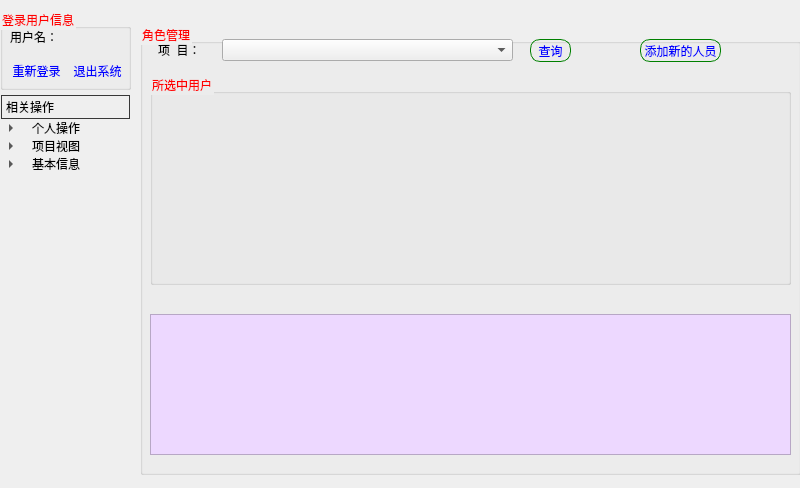
First picture: the form in SoftwareProManagement/mainwindow.ui, repository crawler-john/graduationProject, before the edit.
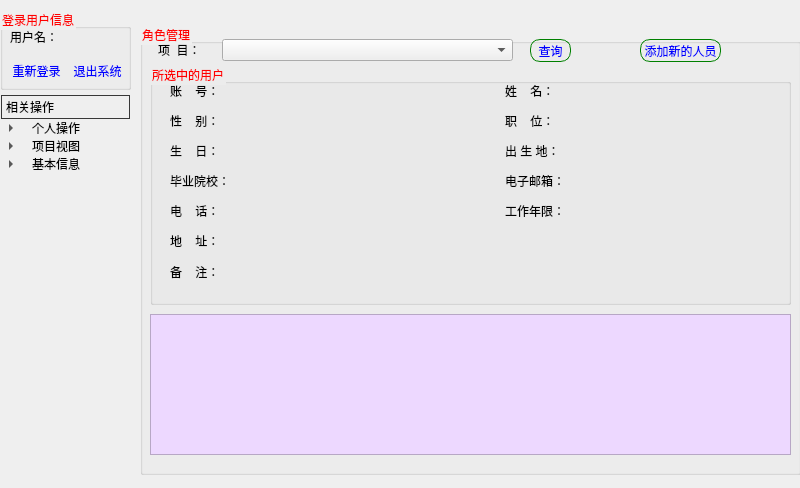
Second picture: the form after the edit. The open tabs and pages were chosen to show the change. Icons and pictures are not drawn.

```diff
--- a/SoftwareProManagement/mainwindow.ui
+++ b/SoftwareProManagement/mainwindow.ui
@@ -4793,45 +4793,6 @@
         </rect>
        </property>
       </widget>
-      <widget class="QGroupBox" name="groupBox_26">
-       <property name="geometry">
-        <rect>
-         <x>10</x>
-         <y>50</y>
-         <width>641</width>
-         <height>211</height>
-        </rect>
-       </property>
-       <property name="title">
-        <string>所选中用户</string>
-       </property>
-       <widget class="QLabel" name="MonthlyName_7">
-        <property name="geometry">
-         <rect>
-          <x>63</x>
-          <y>19</y>
-          <width>81</width>
-          <height>20</height>
-         </rect>
-        </property>
-        <property name="text">
-         <string/>
-        </property>
-       </widget>
-       <widget class="QLabel" name="MonthlyDate_7">
-        <property name="geometry">
-         <rect>
-          <x>213</x>
-          <y>18</y>
-          <width>91</width>
-          <height>20</height>
-         </rect>
-        </property>
-        <property name="text">
-         <string/>
-        </property>
-       </widget>
-      </widget>
       <widget class="QComboBox" name="comboBox_21">
        <property name="geometry">
         <rect>
@@ -4858,6 +4819,415 @@
         <string>项  目：</string>
        </property>
       </widget>
+      <widget class="QGroupBox" name="groupBox_30">
+       <property name="geometry">
+        <rect>
+         <x>10</x>
+         <y>40</y>
+         <width>641</width>
+         <height>241</height>
+        </rect>
+       </property>
+       <property name="title">
+        <string>所选中的用户</string>
+       </property>
+       <widget class="QLabel" name="label_144">
+        <property name="geometry">
+         <rect>
+          <x>20</x>
+          <y>49</y>
+          <width>71</width>
+          <height>16</height>
+         </rect>
+        </property>
+        <property name="styleSheet">
+         <string notr="true">font: 75 11pt &quot;黑体&quot;;</string>
+        </property>
+        <property name="text">
+         <string>性    别：</string>
+        </property>
+       </widget>
+       <widget class="QLabel" name="label_145">
+        <property name="geometry">
+         <rect>
+          <x>20</x>
+          <y>19</y>
+          <width>71</width>
+          <height>16</height>
+         </rect>
+        </property>
+        <property name="styleSheet">
+         <string notr="true">font: 75 11pt &quot;黑体&quot;;</string>
+        </property>
+        <property name="text">
+         <string>账    号：</string>
+        </property>
+       </widget>
+       <widget class="QLabel" name="infoBirthday_3">
+        <property name="geometry">
+         <rect>
+          <x>105</x>
+          <y>79</y>
+          <width>161</width>
+          <height>16</height>
+         </rect>
+        </property>
+        <property name="styleSheet">
+         <string notr="true">font: 75 11pt &quot;黑体&quot;;
+text-decoration: underline;</string>
+        </property>
+        <property name="text">
+         <string/>
+        </property>
+       </widget>
+       <widget class="QLabel" name="infoGraduation_3">
+        <property name="geometry">
+         <rect>
+          <x>105</x>
+          <y>109</y>
+          <width>241</width>
+          <height>16</height>
+         </rect>
+        </property>
+        <property name="styleSheet">
+         <string notr="true">font: 75 11pt &quot;黑体&quot;;
+text-decoration: underline;</string>
+        </property>
+        <property name="text">
+         <string/>
+        </property>
+       </widget>
+       <widget class="QLabel" name="label_146">
+        <property name="geometry">
+         <rect>
+          <x>20</x>
+          <y>139</y>
+          <width>71</width>
+          <height>16</height>
+         </rect>
+        </property>
+        <property name="styleSheet">
+         <string notr="true">font: 75 11pt &quot;黑体&quot;;</string>
+        </property>
+        <property name="text">
+         <string>电    话：</string>
+        </property>
+       </widget>
+       <widget class="QLabel" name="infoPhone_3">
+        <property name="geometry">
+         <rect>
+          <x>105</x>
+          <y>139</y>
+          <width>171</width>
+          <height>16</height>
+         </rect>
+        </property>
+        <property name="styleSheet">
+         <string notr="true">font: 75 11pt &quot;黑体&quot;;
+text-decoration: underline;</string>
+        </property>
+        <property name="text">
+         <string/>
+        </property>
+       </widget>
+       <widget class="QLabel" name="label_147">
+        <property name="geometry">
+         <rect>
+          <x>20</x>
+          <y>169</y>
+          <width>71</width>
+          <height>16</height>
+         </rect>
+        </property>
+        <property name="styleSheet">
+         <string notr="true">font: 75 11pt &quot;黑体&quot;;</string>
+        </property>
+        <property name="text">
+         <string>地    址：</string>
+        </property>
+       </widget>
+       <widget class="QLabel" name="label_148">
+        <property name="geometry">
+         <rect>
+          <x>355</x>
+          <y>49</y>
+          <width>71</width>
+          <height>16</height>
+         </rect>
+        </property>
+        <property name="styleSheet">
+         <string notr="true">font: 75 11pt &quot;黑体&quot;;</string>
+        </property>
+        <property name="text">
+         <string>职    位：</string>
+        </property>
+       </widget>
+       <widget class="QLabel" name="infoSex_3">
+        <property name="geometry">
+         <rect>
+          <x>105</x>
+          <y>49</y>
+          <width>161</width>
+          <height>16</height>
+         </rect>
+        </property>
+        <property name="styleSheet">
+         <string notr="true">font: 75 11pt &quot;黑体&quot;;
+text-decoration: underline;</string>
+        </property>
+        <property name="text">
+         <string/>
+        </property>
+       </widget>
+       <widget class="QLabel" name="infoAccount_3">
+        <property name="geometry">
+         <rect>
+          <x>105</x>
+          <y>19</y>
+          <width>161</width>
+          <height>16</height>
+         </rect>
+        </property>
+        <property name="styleSheet">
+         <string notr="true">font: 75 11pt &quot;黑体&quot;;
+text-decoration: underline;</string>
+        </property>
+        <property name="text">
+         <string/>
+        </property>
+       </widget>
+       <widget class="QLabel" name="label_149">
+        <property name="geometry">
+         <rect>
+          <x>355</x>
+          <y>109</y>
+          <width>71</width>
+          <height>16</height>
+         </rect>
+        </property>
+        <property name="styleSheet">
+         <string notr="true">font: 75 11pt &quot;黑体&quot;;</string>
+        </property>
+        <property name="text">
+         <string>电子邮箱：</string>
+        </property>
+       </widget>
+       <widget class="QLabel" name="infoAddress_3">
+        <property name="geometry">
+         <rect>
+          <x>105</x>
+          <y>169</y>
+          <width>511</width>
+          <height>16</height>
+         </rect>
+        </property>
+        <property name="styleSheet">
+         <string notr="true">font: 75 11pt &quot;黑体&quot;;
+text-decoration: underline;</string>
+        </property>
+        <property name="text">
+         <string/>
+        </property>
+       </widget>
+       <widget class="QLabel" name="label_150">
+        <property name="geometry">
+         <rect>
+          <x>20</x>
+          <y>79</y>
+          <width>71</width>
+          <height>16</height>
+         </rect>
+        </property>
+        <property name="styleSheet">
+         <string notr="true">font: 75 11pt &quot;黑体&quot;;</string>
+        </property>
+        <property name="text">
+         <string>生    日：</string>
+        </property>
+       </widget>
+       <widget class="QLabel" name="infoEmail_3">
+        <property name="geometry">
+         <rect>
+          <x>440</x>
+          <y>109</y>
+          <width>191</width>
+          <height>16</height>
+         </rect>
+        </property>
+        <property name="styleSheet">
+         <string notr="true">font: 75 11pt &quot;黑体&quot;;
+text-decoration: underline;</string>
+        </property>
+        <property name="text">
+         <string/>
+        </property>
+       </widget>
+       <widget class="QLabel" name="label_151">
+        <property name="geometry">
+         <rect>
+          <x>355</x>
+          <y>19</y>
+          <width>71</width>
+          <height>16</height>
+         </rect>
+        </property>
+        <property name="styleSheet">
+         <string notr="true">font: 75 11pt &quot;黑体&quot;;</string>
+        </property>
+        <property name="text">
+         <string>姓    名：</string>
+        </property>
+       </widget>
+       <widget class="QLabel" name="label_152">
+        <property name="geometry">
+         <rect>
+          <x>355</x>
+          <y>79</y>
+          <width>71</width>
+          <height>16</height>
+         </rect>
+        </property>
+        <property name="styleSheet">
+         <string notr="true">font: 75 11pt &quot;黑体&quot;;</string>
+        </property>
+        <property name="text">
+         <string>出 生 地：</string>
+        </property>
+       </widget>
+       <widget class="QLabel" name="label_153">
+        <property name="geometry">
+         <rect>
+          <x>355</x>
+          <y>139</y>
+          <width>71</width>
+          <height>16</height>
+         </rect>
+        </property>
+        <property name="styleSheet">
+         <string notr="true">font: 75 11pt &quot;黑体&quot;;</string>
+        </property>
+        <property name="text">
+         <string>工作年限：</string>
+        </property>
+       </widget>
+       <widget class="QLabel" name="infoPost_3">
+        <property name="geometry">
+         <rect>
+          <x>440</x>
+          <y>49</y>
+          <width>161</width>
+          <height>16</height>
+         </rect>
+        </property>
+        <property name="styleSheet">
+         <string notr="true">font: 75 11pt &quot;黑体&quot;;
+text-decoration: underline;</string>
+        </property>
+        <property name="text">
+         <string/>
+        </property>
+       </widget>
+       <widget class="QLabel" name="label_154">
+        <property name="geometry">
+         <rect>
+          <x>20</x>
+          <y>200</y>
+          <width>71</width>
+          <height>16</height>
+         </rect>
+        </property>
+        <property name="styleSheet">
+         <string notr="true">font: 75 11pt &quot;黑体&quot;;</string>
+        </property>
+        <property name="text">
+         <string>备    注：</string>
+        </property>
+       </widget>
+       <widget class="QLabel" name="infoBirthPlace_3">
+        <property name="geometry">
+         <rect>
+          <x>440</x>
+          <y>79</y>
+          <width>161</width>
+          <height>16</height>
+         </rect>
+        </property>
+        <property name="styleSheet">
+         <string notr="true">font: 75 11pt &quot;黑体&quot;;
+text-decoration: underline;</string>
+        </property>
+        <property name="text">
+         <string/>
+        </property>
+       </widget>
+       <widget class="QLabel" name="infoName_3">
+        <property name="geometry">
+         <rect>
+          <x>440</x>
+          <y>19</y>
+          <width>161</width>
+          <height>16</height>
+         </rect>
+        </property>
+        <property name="styleSheet">
+         <string notr="true">font: 75 11pt &quot;黑体&quot;;
+text-decoration: underline;</string>
+        </property>
+        <property name="text">
+         <string/>
+        </property>
+       </widget>
+       <widget class="QLabel" name="infoWorkyears_3">
+        <property name="geometry">
+         <rect>
+          <x>440</x>
+          <y>139</y>
+          <width>51</width>
+          <height>16</height>
+         </rect>
+        </property>
+        <property name="styleSheet">
+         <string notr="true">font: 75 11pt &quot;黑体&quot;;
+</string>
+        </property>
+        <property name="text">
+         <string/>
+        </property>
+       </widget>
+       <widget class="QLabel" name="infoRemark_3">
+        <property name="geometry">
+         <rect>
+          <x>105</x>
+          <y>200</y>
+          <width>481</width>
+          <height>21</height>
+         </rect>
+        </property>
+        <property name="styleSheet">
+         <string notr="true">font: 75 11pt &quot;黑体&quot;;
+text-decoration: underline;</string>
+        </property>
+        <property name="text">
+         <string/>
+        </property>
+       </widget>
+       <widget class="QLabel" name="label_155">
+        <property name="geometry">
+         <rect>
+          <x>20</x>
+          <y>109</y>
+          <width>71</width>
+          <height>16</height>
+         </rect>
+        </property>
+        <property name="styleSheet">
+         <string notr="true">font: 75 11pt &quot;黑体&quot;;</string>
+        </property>
+        <property name="text">
+         <string>毕业院校：</string>
+        </property>
+       </widget>
+      </widget>
      </widget>
     </widget>
     <widget class="QWidget" name="page_12">
```
Left out of the diff: 450 changed lines with no effect on the pictures.
